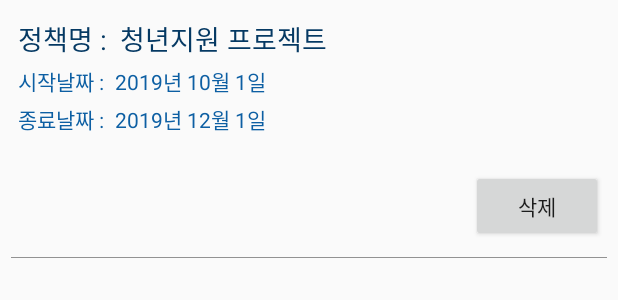
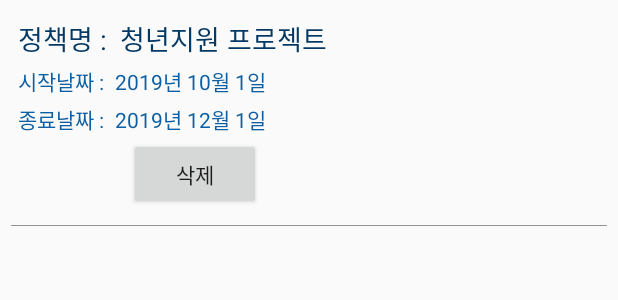
Before and after one commit to peterhyun1234/Moja_dol, an Android app: the layout store_row.xml on its own in the app's theme, with its tools: preview values and no code run, on a phone screen of 412 x 824 dp. Shown: the top 300 px of the screen. Run offline under Robolectric (Android 15) with nearby library versions, the phone set to English and light mode, and no system bars.

```diff
--- a/MYPOLICY/app/src/main/java/com/example/mypolicy/adapter/StoreViewHolder.java
+++ b/MYPOLICY/app/src/main/java/com/example/mypolicy/adapter/StoreViewHolder.java
@@ -31,6 +31,8 @@ public class StoreViewHolder extends RecyclerView.ViewHolder {
     public TextView tv_applyEnd;
     public TextView tv_Pcode;
     public Button btn_storeDelete;
+    private TextView tv_sharedId;
+    SharedPreferences sharedPreferences;
     IApiService iApiService=new RestClient("http://49.236.136.213:3000/").getApiService();
     final HashMap<String,Object> deleteDataMap=new HashMap<>();
 
@@ -43,6 +45,7 @@ public class StoreViewHolder extends RecyclerView.ViewHolder {
         tv_applyEnd=itemView.findViewById(R.id.tv_apply_end_store);
         btn_storeDelete=itemView.findViewById(R.id.btn_store_delete);
         tv_Pcode=itemView.findViewById(R.id.tv_pcode);
+        tv_sharedId=(TextView)itemView.findViewById(R.id.tv_email_store);
 
     }
 }
--- a/MYPOLICY/app/src/main/res/layout/store_row.xml
+++ b/MYPOLICY/app/src/main/res/layout/store_row.xml
@@ -97,6 +97,10 @@
                         android:text="2019년 12월 1일"
                         android:textColor="@color/colorPrimaryLight" />
                 </LinearLayout>
+                <LinearLayout
+                    android:layout_width="wrap_content"
+                    android:layout_height="wrap_content"
+                    android:orientation="horizontal">
 
                     <TextView
                         android:id="@+id/tv_pcode"
@@ -104,16 +108,24 @@
                         android:layout_height="wrap_content"
                         android:layout_gravity="left"
                         android:text="피코드"
+                        android:visibility="invisible" />
+
+                    <TextView
+                        android:id="@+id/tv_email_store"
+                        android:layout_width="wrap_content"
+                        android:layout_height="wrap_content"
+                        android:layout_gravity="center"
+                        android:text="이메일"
                         android:visibility="invisible"
                         />
-
-                    <!--android:visibility="invisible"/>-->
+                    \
                     <Button
                         android:id="@+id/btn_store_delete"
                         android:layout_width="wrap_content"
                         android:layout_height="wrap_content"
                         android:layout_gravity="right"
                         android:text="삭제"/>
+                </LinearLayout>
 
             </LinearLayout>
             <!--            </androidx.cardview.widget.CardView>-->
```
Also changed, not shown: MYPOLICY/app/src/main/java/com/example/mypolicy/adapter/StoreAdapter.java (+8 -2 lines). Lines whose indentation alone changed are shown as unchanged.
